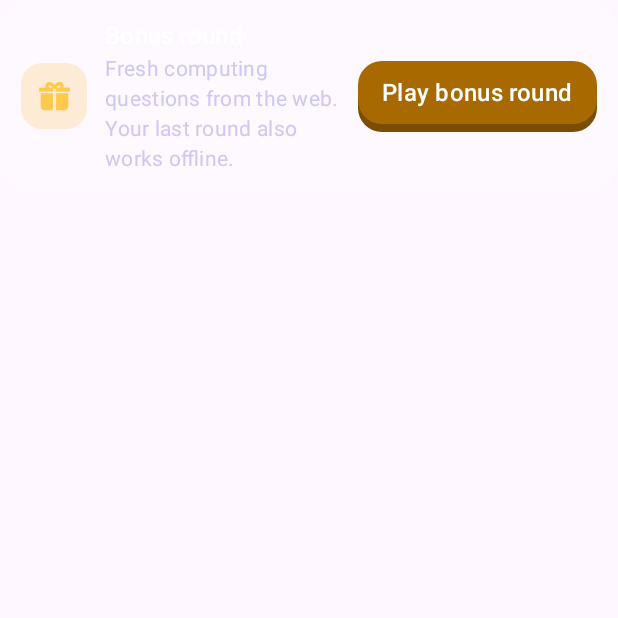
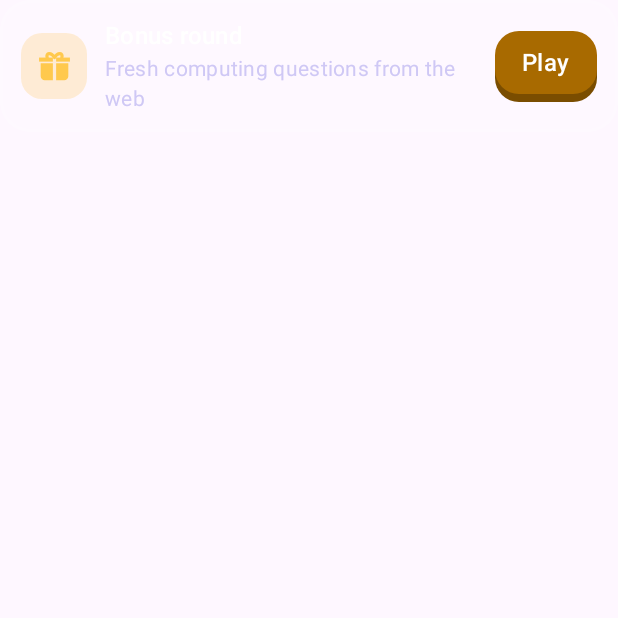
Before and after one commit to HuBohong/CP3406-assignment3-BohongHu, an Android app built with Jetpack Compose: the composable BonusCard shown on its own in the app's theme, on a phone screen of 412 x 824 dp, the top half of it. Run offline under Robolectric (Android 15) with nearby library versions, the phone set to English and light mode, and no system bars.

Commit message:
Fix squeezed bonus round card on the map
The long button label took most of the row and wrapped the description into a narrow column. The button now says Play (TalkBack still hears "Play bonus round") and the description fits on one or two lines.

```diff
--- a/app/src/main/java/au/edu/jcu/codequest/ui/home/HomeScreen.kt
+++ b/app/src/main/java/au/edu/jcu/codequest/ui/home/HomeScreen.kt
@@ -259,14 +259,18 @@ private fun BonusCard(onOpenBonus: () -> Unit, modifier: Modifier = Modifier) {
                 color = space.textSoft,
             )
         }
+        val playDescription = stringResource(R.string.home_bonus_button_description)
         ChunkyButton(
             onClick = onOpenBonus,
             colors = CodeQuestTheme.colors.xpButton,
             height = 42.dp,
-            contentPadding = PaddingValues(horizontal = 16.dp),
-            modifier = Modifier.testTag(HomeTestTags.BONUS),
+            contentPadding = PaddingValues(horizontal = 18.dp),
+            modifier = Modifier
+                .testTag(HomeTestTags.BONUS)
+                // The button only says "Play"; TalkBack hears what it plays.
+                .semantics { contentDescription = playDescription },
         ) {
-            Text(stringResource(R.string.home_bonus_button))
+            Text(stringResource(R.string.home_bonus_button), modifier = Modifier.clearAndSetSemantics {})
         }
     }
 }
--- a/app/src/main/res/values/strings.xml
+++ b/app/src/main/res/values/strings.xml
@@ -55,8 +55,9 @@
     <string name="home_mission_start">Start mission</string>
     <string name="home_mission_again">Play again</string>
     <string name="home_bonus_title">Bonus round</string>
-    <string name="home_bonus_body">Fresh computing questions from the web. Your last round also works offline.</string>
-    <string name="home_bonus_button">Play bonus round</string>
+    <string name="home_bonus_body">Fresh computing questions from the web</string>
+    <string name="home_bonus_button">Play</string>
+    <string name="home_bonus_button_description">Play bonus round</string>
     <string name="lesson_status_locked">Locked</string>
     <string name="lesson_status_completed">Completed</string>
     <string name="lesson_status_open">Not completed yet</string>
```
